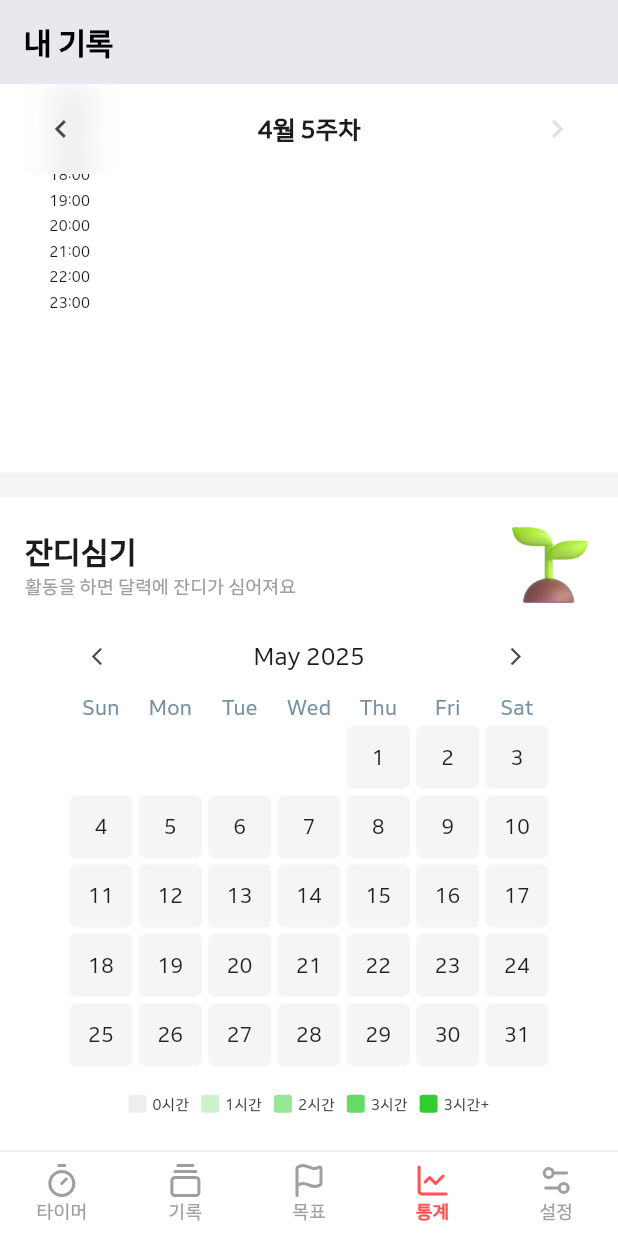
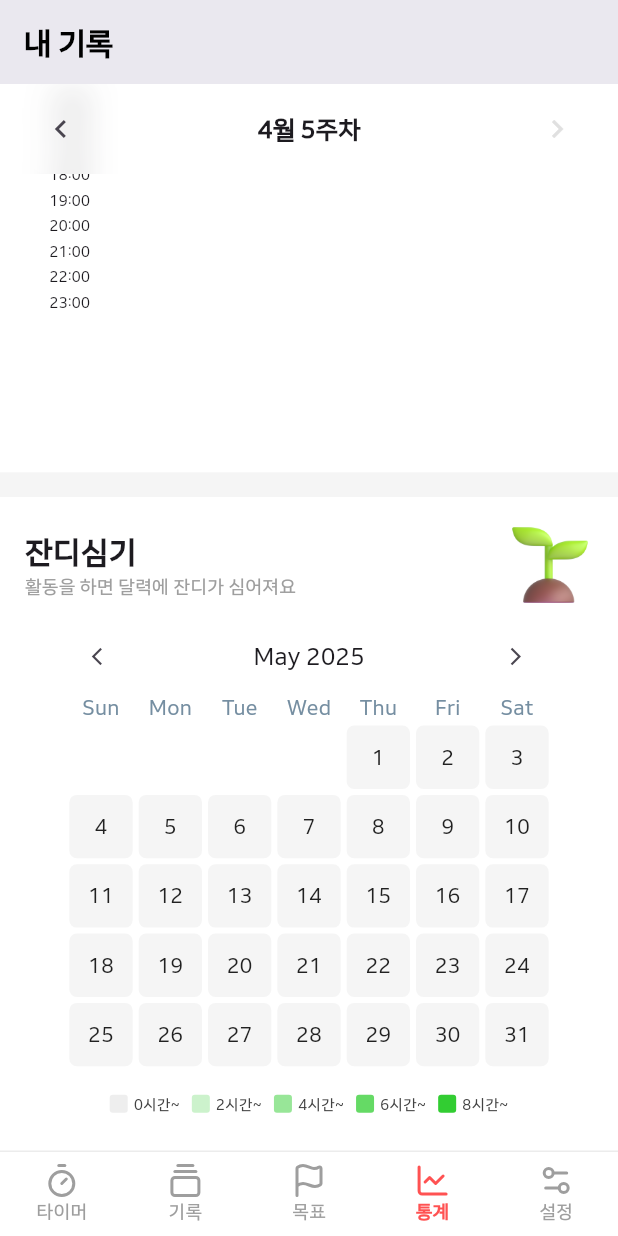
Before and after one commit to qqwert1122/100-timer, a Flutter app: the screen it shows after launch, item 4 of the bottom bar chosen, scrolled down 989 dp, on a phone screen of 412 x 824 dp. Run offline on Flutter 3.47's test engine with Material 3 defaults, Android fonts, the phone set to English and light mode, and no system bars; drawn by our look-alikes of showcaseview; our stand-ins replace awesome_notifications, carousel_slider, cloud_firestore, cloud_functions, device_info_plus, firebase_auth and 16 more; accounts and stored records are empty; network calls fail.

Commit message:
2025-05-04 배포 파일 commit

```diff
--- a/lib/utils/database_service.dart
+++ b/lib/utils/database_service.dart
@@ -88,7 +88,7 @@ class DatabaseService {
         is_modified INTEGER DEFAULT 0,
         is_deleted INTEGER DEFAULT 0,
         is_ended INTEGER DEFAULT 0,
-        is_force_terminated IONTEGER DEFAULT 0,
+        is_force_terminated INTEGER DEFAULT 0,
         timezone TEXT,
         long_session_flag INTEGER
       )
@@ -832,6 +832,7 @@ class DatabaseService {
           'end_time': now,
           'session_state': 'ENDED',
           'is_ended': 1,
+          'is_force_terminated': 1,
         };
 
         await txn.update(
--- a/lib/utils/notification_service.dart
+++ b/lib/utils/notification_service.dart
@@ -1,5 +1,5 @@
 import 'dart:async';
-
+import 'dart:io' as io;
 import 'package:awesome_notifications/awesome_notifications.dart';
 import 'package:flutter/material.dart';
 import 'package:flutter/services.dart';
@@ -74,6 +74,7 @@ class NotificationService {
         NotificationPermission.Badge,
         NotificationPermission.Vibration,
         NotificationPermission.Light,
+        if (io.Platform.isAndroid) NotificationPermission.PreciseAlarms,
       ],
     );
 
--- a/lib/widgets/activity_heat_map.dart
+++ b/lib/widgets/activity_heat_map.dart
@@ -41,13 +41,13 @@ class _ActivityHeatMapState extends State<ActivityHeatMap> {
       int level = 0;
       // 초 단위 데이터를 시간 단위로 변환
       double hours = duration / 3600;
-      if (duration <= 1) {
+      if (duration <= 2) {
         level = 0;
-      } else if (hours <= 2) {
+      } else if (hours <= 4) {
         level = 1;
-      } else if (hours <= 4) {
+      } else if (hours <= 6) {
         level = 2;
-      } else if (hours <= 6) {
+      } else if (hours <= 8) {
         level = 3;
       } else {
         level = 4;
@@ -102,15 +102,15 @@ class _ActivityHeatMapState extends State<ActivityHeatMap> {
                   child: Row(
                     mainAxisAlignment: MainAxisAlignment.center,
                     children: [
-                      _buildLegendItem(context, "0시간", 0, isDarkMode),
+                      _buildLegendItem(context, "0시간~", 0, isDarkMode),
                       const SizedBox(width: 8),
-                      _buildLegendItem(context, "1시간", 1, isDarkMode),
+                      _buildLegendItem(context, "2시간~", 1, isDarkMode),
                       const SizedBox(width: 8),
-                      _buildLegendItem(context, "2시간", 2, isDarkMode),
+                      _buildLegendItem(context, "4시간~", 2, isDarkMode),
                       const SizedBox(width: 8),
-                      _buildLegendItem(context, "3시간", 3, isDarkMode),
+                      _buildLegendItem(context, "6시간~", 3, isDarkMode),
                       const SizedBox(width: 8),
-                      _buildLegendItem(context, "3시간+", 4, isDarkMode),
+                      _buildLegendItem(context, "8시간~", 4, isDarkMode),
                     ],
                   ),
                 ),
```
Also changed, not shown: lib/data/credits.dart (+18 -0 lines), lib/widgets/focus_mode.dart (+13 -13 lines), lib/widgets/timer_page_header.dart (+28 -28 lines).
